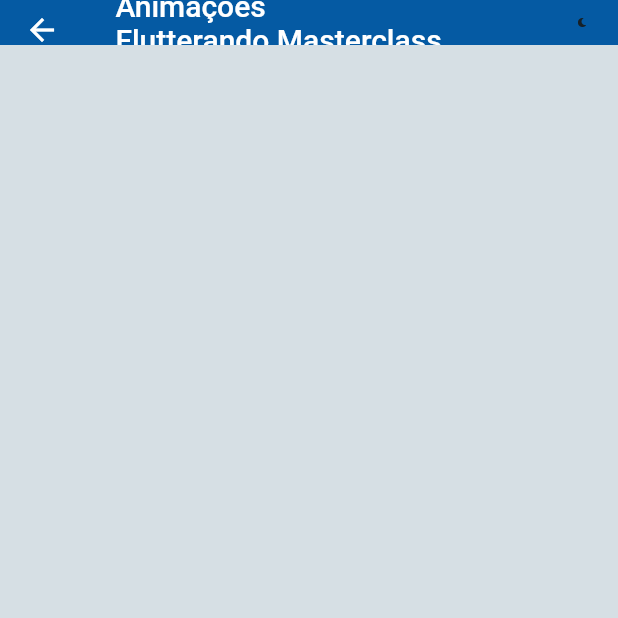
After one commit to rayaniselim/desafio_miscelanea_masterclass, a Flutter app: the ListAnimated screen opened directly, on a phone screen of 412 x 824 dp, the top half of it. The commit adds this screen. Run offline on Flutter 3.47's test engine with Material 2 defaults, Android fonts, the phone set to English and light mode, and no system bars; our stand-ins replace google_fonts.

Commit message:
error macos

```diff
--- a/lib/pages/activities_page.dart
+++ b/lib/pages/activities_page.dart
@@ -17,8 +17,6 @@ class _ActivitiesPageState extends State<ActivitiesPage> {
   @override
   Widget build(BuildContext context) {
     return Scaffold(
-      backgroundColor: AppColors.backgroundLight,
-      // TODO: CHAMAR PELO TEMA
       body: Column(
         children: [
           const MyAppBar(
--- /dev/null
+++ b/lib/pages/list_animated.dart
@@ -0,0 +1,41 @@
+import 'package:flutter/material.dart';
+
+import '../presenter/ui/theme/app_images.dart';
+
+class ListAnimated extends StatelessWidget {
+  const ListAnimated({super.key});
+
+  @override
+  Widget build(BuildContext context) {
+    bool isLight = true;
+    final statusBar = MediaQuery.of(context).viewPadding.top;
+
+    return Scaffold(
+      body: CustomScrollView(
+        // primary: true,
+        slivers: <Widget>[
+          SliverAppBar(
+            title: const Text(
+              ' Animações \n Flutterando Masterclass',
+            ),
+            toolbarHeight: 30 + statusBar,
+            centerTitle: false,
+            actions: <Widget>[
+              Padding(
+                padding: const EdgeInsets.all(12.0),
+                child: GestureDetector(
+                  onTap: () {
+                    ThemeMode.system == isLight
+                        ? ThemeMode.light
+                        : ThemeMode.dark;
+                  },
+                  child: AppImages.moonLight,
+                ),
+              ),
+            ],
+          ),
+        ],
+      ),
+    );
+  }
+}
--- a/lib/presenter/ui/theme/app_theme.dart
+++ b/lib/presenter/ui/theme/app_theme.dart
@@ -9,6 +9,7 @@ class AppTheme {
     highlightColor: AppColors.highLightLight,
     cardColor: AppColors.cardLight,
     backgroundColor: AppColors.backgroundLight,
+    scaffoldBackgroundColor: AppColors.backgroundLight,
     visualDensity: VisualDensity.adaptivePlatformDensity,
     errorColor: AppColors.colorsError,
     iconTheme: const IconThemeData(
@@ -41,6 +42,7 @@ class AppTheme {
     highlightColor: AppColors.highLightDark,
     cardColor: AppColors.cardDark,
     backgroundColor: AppColors.backgroundDark,
+    scaffoldBackgroundColor: AppColors.backgroundDark,
     visualDensity: VisualDensity.adaptivePlatformDensity,
     errorColor: AppColors.colorsError,
     iconTheme: const IconThemeData(
--- a/lib/presenter/ui/widget/my_bottom_bar.dart
+++ b/lib/presenter/ui/widget/my_bottom_bar.dart
@@ -15,7 +15,7 @@ class MyBottomBar extends StatelessWidget {
       backgroundColor: theme.backgroundColor,
       elevation: 0,
       selectedItemColor: AppColors.highLightLight,
-      selectedLabelStyle: AppFont.bodyText2!.copyWith(fontSize: 11),
+      selectedLabelStyle: AppFont.bodyText2.copyWith(fontSize: 11),
       items: <BottomNavigationBarItem>[
         BottomNavigationBarItem(
           icon: AppImages.target2xLight,
```
Also changed, not shown: lib/presenter/ui/widget/my_app_bar.dart (+2 -6 lines), lib/presenter/ui/widget/my_card.dart (+13 -5 lines), 4 other files.
